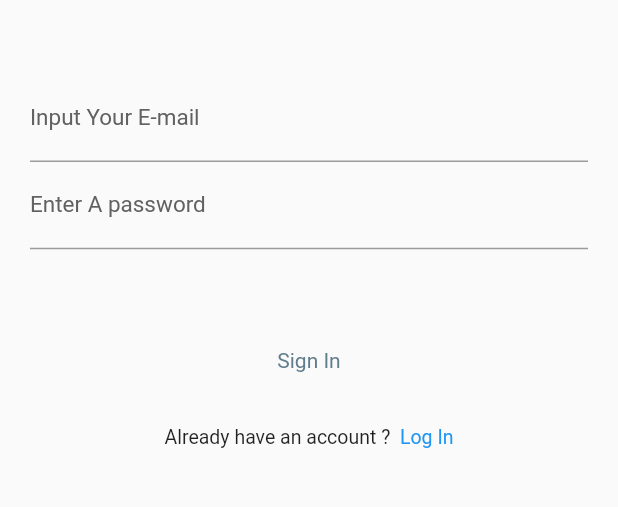
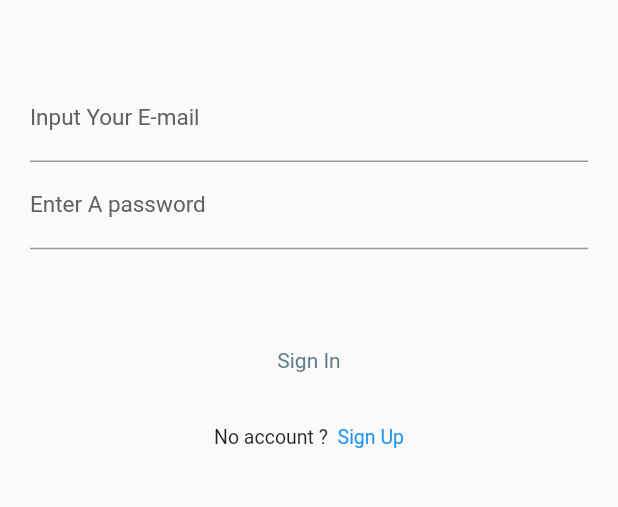
Before and after one commit to Student-Club-Group/studen_club_app, a Flutter app: the screen it shows after launch, on a phone screen of 412 x 824 dp, the part 413-920 px from its top. Run offline on Flutter 3.47's test engine with Material 2 defaults, Android fonts, the light colour scheme and no system bars; our stand-ins replace firebase_auth, firebase_core; accounts and stored records are empty.

Commit message:
fixed design

```diff
--- a/lib/main.dart
+++ b/lib/main.dart
@@ -17,7 +17,7 @@ class MyApp extends StatelessWidget {
   Widget build(BuildContext context) {
     return MaterialApp(
       navigatorKey: navigatorKey,
-      title: 'Flutter Demo',
+      title: 'Student Club',
       theme: ThemeData(
         primarySwatch: Colors.blueGrey,
         fontFamily: 'Roboto',
--- a/lib/screens/auth_screen.dart
+++ b/lib/screens/auth_screen.dart
@@ -18,9 +18,7 @@ class AuthScreen extends StatelessWidget {
               if (snapshot.hasData) {
                 Student student = Student(
                     id: snapshot.data!.uid, name: snapshot.data!.email!);
-                return Profile(
-                  student: student,
-                );
+                return Profile(student: student);
               } else {
                 return const RegisterScreen();
               }
--- a/lib/screens/register_screen.dart
+++ b/lib/screens/register_screen.dart
@@ -19,6 +19,7 @@ class _RegisterScreenState extends State<RegisterScreen> {
 
   final String signInText = 'Already have an account ? ';
   final String signUpText = 'No account ? ';
+
   bool isSigningIn = true;
 
   @override
@@ -27,8 +28,9 @@ class _RegisterScreenState extends State<RegisterScreen> {
         .textTheme
         .headline3!
         .copyWith(color: Colors.grey[700]);
-    final TextStyle bodyText2 = Theme.of(context).textTheme.bodyText2!;
-    String authSigningState = isSigningIn ? signInText : signUpText;
+
+    String authSigningState = isSigningIn ? signUpText : signInText;
+
     return SingleChildScrollView(
       child: Container(
         padding: const EdgeInsets.all(20.0),
@@ -94,7 +96,7 @@ class _RegisterScreenState extends State<RegisterScreen> {
                   children: [
                     TextSpan(text: authSigningState),
                     TextSpan(
-                        text: isSigningIn ? ' Log In' : ' Sign Up',
+                        text: isSigningIn ? ' Sign Up' : ' Log In',
                         style: const TextStyle(color: Colors.blue),
                         recognizer: TapGestureRecognizer()
                           ..onTap = () {
```
Also changed, not shown: lib/screens/clubs_screen.dart (added, +10 -0 lines), lib/screens/profile.dart (+8 -5 lines).
